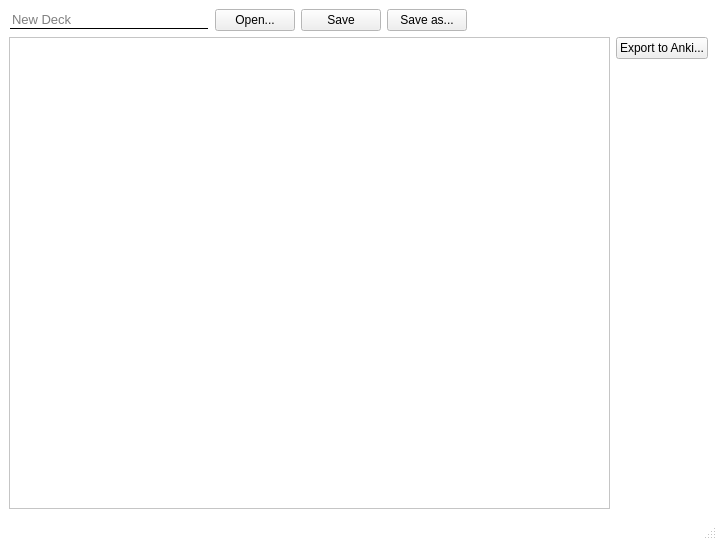
Qt form ui/main_window.ui (KrusnikViers/Lexicanum) before a commit.
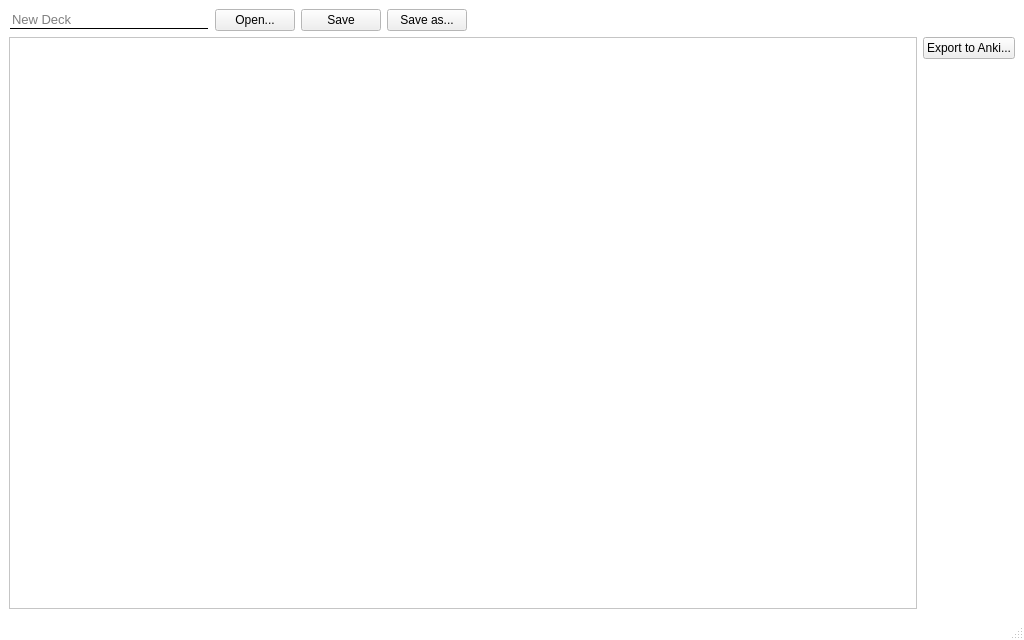
The same form after that commit.

Commit message: Implement naive version of cards table columns sizing

Patch:
```diff
--- a/ui/main_window.ui
+++ b/ui/main_window.ui
@@ -6,8 +6,8 @@
    <rect>
     <x>0</x>
     <y>0</y>
-    <width>717</width>
-    <height>540</height>
+    <width>1024</width>
+    <height>640</height>
    </rect>
   </property>
   <property name="palette">
```
The commit also changes 2 other files.
